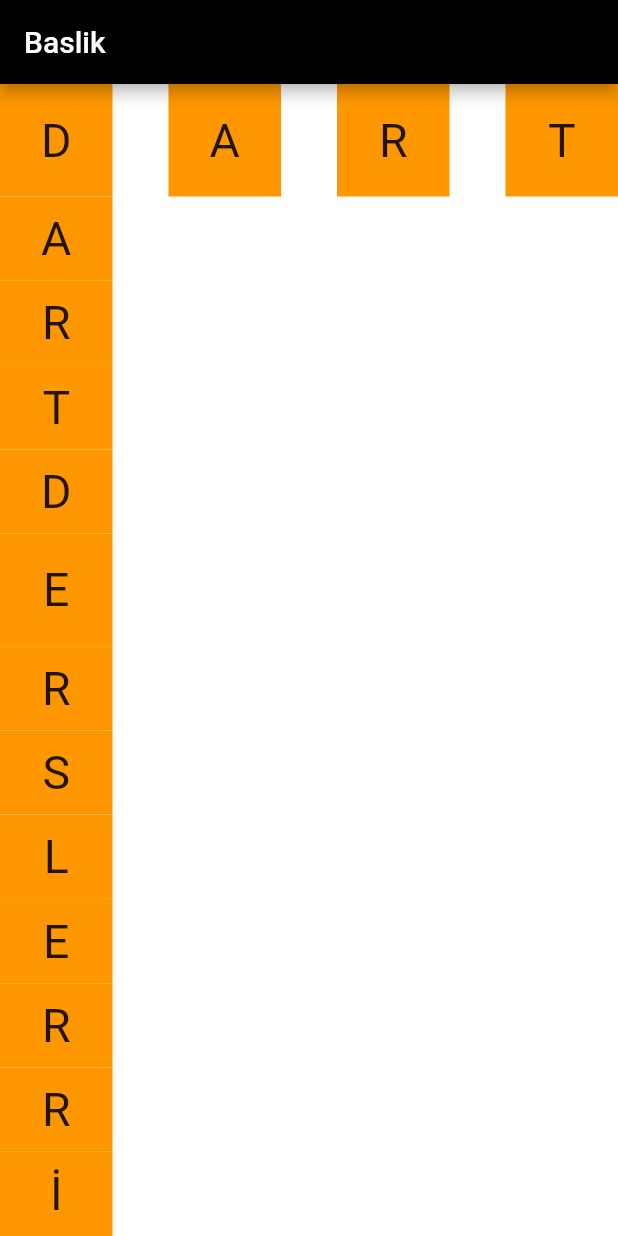
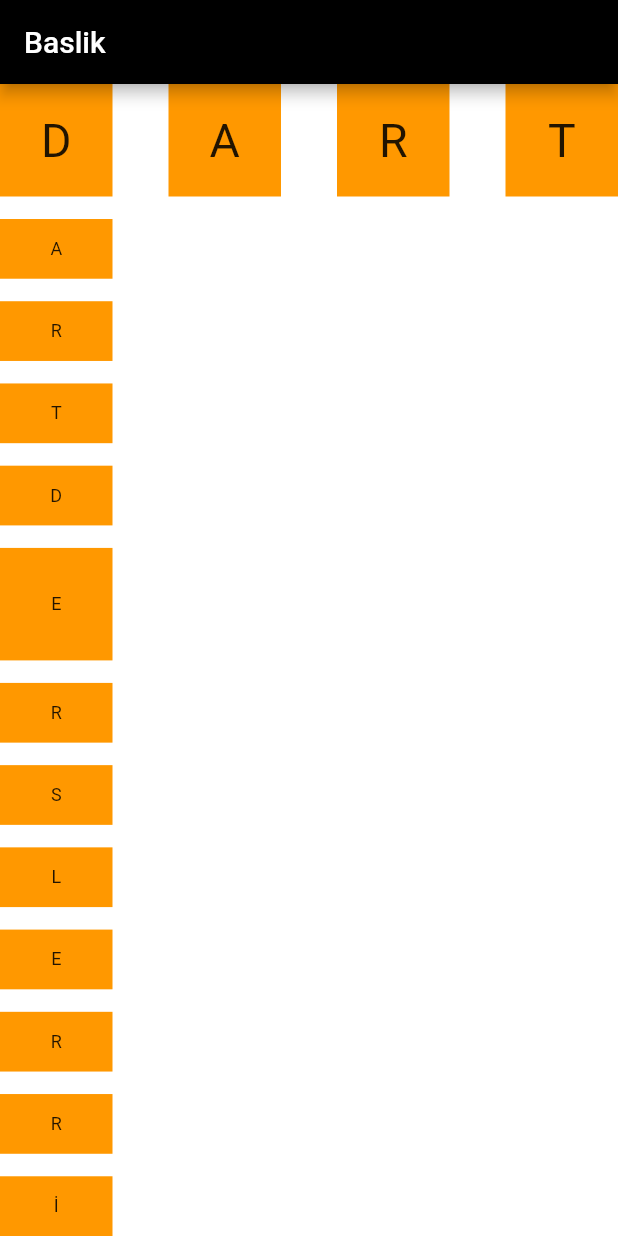
Before and after one commit to MehmetAlperErden/flutter_first_app, a Flutter app: the screen it shows after launch, on a phone screen of 412 x 824 dp. Run offline on Flutter 3.47's test engine with Material 2 defaults, Android fonts, the phone set to English and light mode, and no system bars.

Commit message:
Update main.dart

```diff
--- a/lib/main.dart
+++ b/lib/main.dart
@@ -18,10 +18,11 @@ class myApp extends StatelessWidget {
           width: 75,
           height: 75,
           alignment: Alignment.center,
+          margin: EdgeInsets.only(top: 15),
           color: Colors.orange,
           child: Text(
             'A',
-            style: TextStyle(fontSize: 31),
+            style: TextStyle(fontSize: 12),
           ),
         ),),
         Expanded(
@@ -29,10 +30,11 @@ class myApp extends StatelessWidget {
           width: 75,
           height: 75,
           alignment: Alignment.center,
+          margin: EdgeInsets.only(top: 15),
           color: Colors.orange,
           child: Text(
             'R',
-            style: TextStyle(fontSize: 31),
+            style: TextStyle(fontSize: 12),
           ),
         ),),
        Expanded(
@@ -40,10 +42,11 @@ class myApp extends StatelessWidget {
           width: 75,
           height: 75,
           alignment: Alignment.center,
+          margin: EdgeInsets.only(top: 15),
           color: Colors.orange,
           child: Text(
             'T',
-            style: TextStyle(fontSize: 31),
+            style: TextStyle(fontSize: 12),
           ),
         ),),
         Expanded(
@@ -51,31 +54,34 @@ class myApp extends StatelessWidget {
           width: 75,
           height: 75,
           alignment: Alignment.center,
+          margin: EdgeInsets.only(top: 15),
           color: Colors.orange,
           child: Text(
             'D',
-            style: TextStyle(fontSize: 31),
+            style: TextStyle(fontSize: 12),
           ),
         ),),
         Container(
           width: 75,
           height: 75,
           alignment: Alignment.center,
+          margin: EdgeInsets.only(top: 15),
           color: Colors.orange,
           child: Text(
             'E',
-            style: TextStyle(fontSize: 31),
+            style: TextStyle(fontSize: 12),
           ),
         ),
         Expanded(
           child:Container(
           width: 75,
           height: 75,
+          margin: EdgeInsets.only(top: 15),
           alignment: Alignment.center,
           color: Colors.orange,
           child: Text(
             'R',
-            style: TextStyle(fontSize: 31),
+            style: TextStyle(fontSize: 12),
           ),
         ),),
         Expanded(
@@ -83,10 +89,11 @@ class myApp extends StatelessWidget {
           width: 75,
           height: 75,
           alignment: Alignment.center,
+          margin: EdgeInsets.only(top: 15),
           color: Colors.orange,
           child: Text(
             'S',
-            style: TextStyle(fontSize: 31),
+            style: TextStyle(fontSize: 12),
           ),
         ),),
        Expanded(
@@ -94,10 +101,11 @@ class myApp extends StatelessWidget {
           width: 75,
           height: 75,
           alignment: Alignment.center,
+          margin: EdgeInsets.only(top: 15),
           color: Colors.orange,
           child: Text(
             'L',
-            style: TextStyle(fontSize: 31),
+            style: TextStyle(fontSize: 12),
           ),
         ),),
         Expanded(
@@ -105,10 +113,11 @@ class myApp extends StatelessWidget {
           width: 75,
           height: 75,
           alignment: Alignment.center,
+          margin: EdgeInsets.only(top: 15),
           color: Colors.orange,
           child: Text(
             'E',
-            style: TextStyle(fontSize: 31),
+            style: TextStyle(fontSize: 12),
           ),
         ),),
         Expanded(
@@ -116,10 +125,11 @@ class myApp extends StatelessWidget {
           width: 75,
           height: 75,
           alignment: Alignment.center,
+          margin: EdgeInsets.only(top: 15),
           color: Colors.orange,
           child: Text(
             'R',
-            style: TextStyle(fontSize: 31),
+            style: TextStyle(fontSize: 12),
           ),
         ),),
         Expanded(
@@ -127,10 +137,11 @@ class myApp extends StatelessWidget {
           width: 75,
           height: 75,
           alignment: Alignment.center,
+          margin: EdgeInsets.only(top: 15),
           color: Colors.orange,
           child: Text(
             'R',
-            style: TextStyle(fontSize: 31),
+            style: TextStyle(fontSize: 12),
           ),
         ),),
         Expanded(
@@ -138,10 +149,11 @@ class myApp extends StatelessWidget {
           width: 75,
           height: 75,
           alignment: Alignment.center,
+          margin: EdgeInsets.only(top: 15),
           color: Colors.orange,
           child: Text(
             'İ',
-            style: TextStyle(fontSize: 31),
+            style: TextStyle(fontSize: 12),
           ),
         )
       )  ],
```
